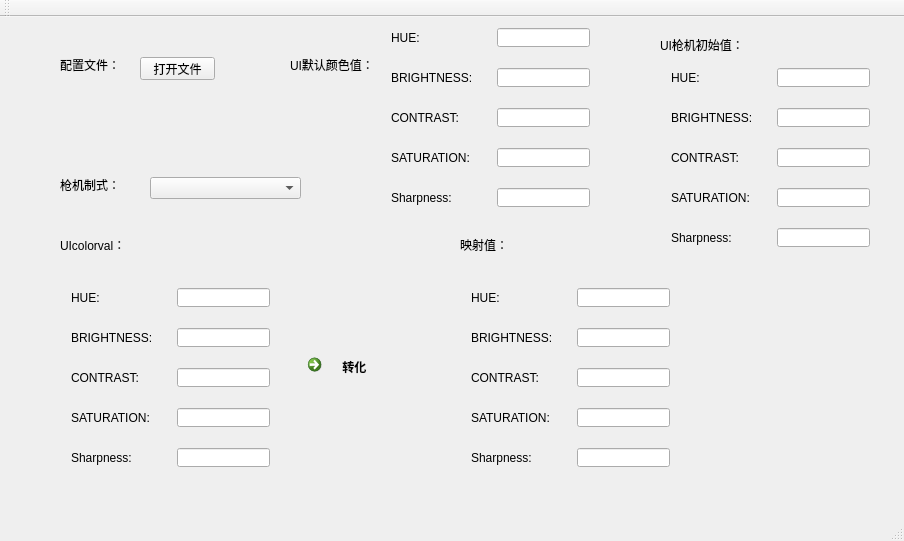
Old version of the form mainwindow.ui in the repository Huangguoju/colorTranslation.
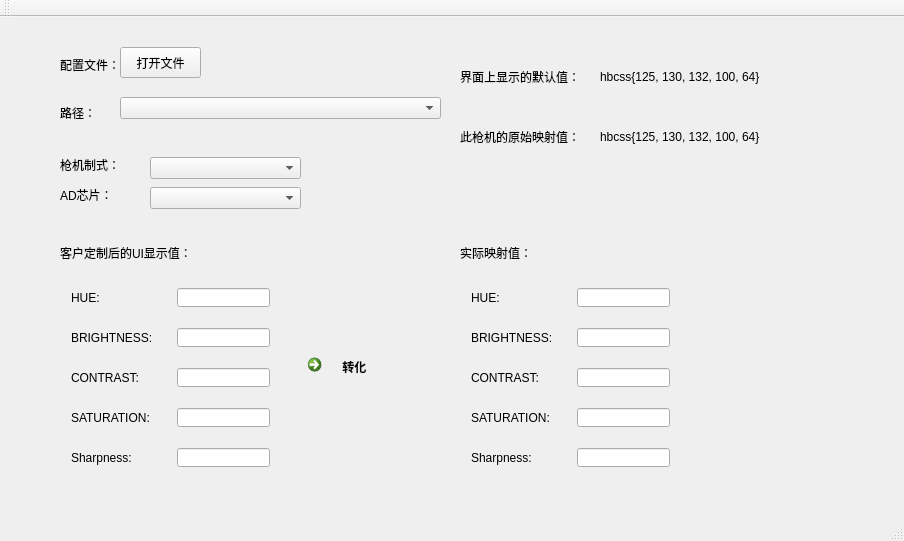
New version of the form.

```diff
--- a/mainwindow.ui
+++ b/mainwindow.ui
@@ -31,7 +31,7 @@
     <property name="geometry">
      <rect>
       <x>60</x>
-      <y>160</y>
+      <y>140</y>
       <width>81</width>
       <height>16</height>
      </rect>
@@ -44,7 +44,7 @@
     <property name="geometry">
      <rect>
       <x>150</x>
-      <y>160</y>
+      <y>140</y>
       <width>151</width>
       <height>22</height>
      </rect>
@@ -55,12 +55,12 @@
      <rect>
       <x>60</x>
       <y>220</y>
-      <width>111</width>
-      <height>16</height>
+      <width>191</width>
+      <height>31</height>
      </rect>
     </property>
     <property name="text">
-     <string>UIcolorval：</string>
+     <string>客户定制后的UI显示值：</string>
     </property>
    </widget>
    <widget class="QWidget" name="horizontalLayoutWidget">
@@ -422,390 +422,122 @@
       <x>460</x>
       <y>220</y>
       <width>111</width>
-      <height>16</height>
+      <height>31</height>
      </rect>
     </property>
     <property name="text">
-     <string>映射值：</string>
+     <string>实际映射值：</string>
     </property>
    </widget>
    <widget class="QPushButton" name="pushButton">
     <property name="geometry">
      <rect>
-      <x>140</x>
-      <y>40</y>
-      <width>75</width>
-      <height>23</height>
+      <x>120</x>
+      <y>30</y>
+      <width>81</width>
+      <height>31</height>
      </rect>
     </property>
     <property name="text">
      <string>打开文件</string>
     </property>
    </widget>
-   <widget class="QWidget" name="horizontalLayoutWidget_11">
+   <widget class="QComboBox" name="directoryComboBox">
     <property name="geometry">
      <rect>
-      <x>380</x>
-      <y>160</y>
-      <width>221</width>
-      <height>41</height>
-     </rect>
-    </property>
-    <layout class="QHBoxLayout" name="horizontalLayout_11">
-     <item>
-      <widget class="QLabel" name="label_15">
-       <property name="sizePolicy">
-        <sizepolicy hsizetype="Fixed" vsizetype="Fixed">
-         <horstretch>0</horstretch>
-         <verstretch>0</verstretch>
-        </sizepolicy>
-       </property>
-       <property name="minimumSize">
-        <size>
-         <width>100</width>
-         <height>20</height>
-        </size>
-       </property>
-       <property name="text">
-        <string>Sharpness:</string>
-       </property>
-      </widget>
-     </item>
-     <item>
-      <widget class="QLineEdit" name="default_line5"/>
-     </item>
-    </layout>
-   </widget>
-   <widget class="QWidget" name="horizontalLayoutWidget_12">
-    <property name="geometry">
-     <rect>
-      <x>380</x>
+      <x>120</x>
       <y>80</y>
-      <width>221</width>
-      <height>41</height>
+      <width>321</width>
+      <height>22</height>
      </rect>
     </property>
-    <layout class="QHBoxLayout" name="horizontalLayout_12">
-     <item>
-      <widget class="QLabel" name="label_16">
-       <property name="sizePolicy">
-        <sizepolicy hsizetype="Fixed" vsizetype="Fixed">
-         <horstretch>0</horstretch>
-         <verstretch>0</verstretch>
-        </sizepolicy>
-       </property>
-       <property name="minimumSize">
-        <size>
-         <width>100</width>
-         <height>20</height>
-        </size>
-       </property>
-       <property name="text">
-        <string>CONTRAST:</string>
-       </property>
-      </widget>
-     </item>
-     <item>
-      <widget class="QLineEdit" name="default_line3"/>
-     </item>
-    </layout>
    </widget>
-   <widget class="QWidget" name="horizontalLayoutWidget_13">
+   <widget class="QLabel" name="ADchipTypeLabel">
     <property name="geometry">
      <rect>
-      <x>380</x>
-      <y>0</y>
-      <width>221</width>
-      <height>41</height>
+      <x>60</x>
+      <y>170</y>
+      <width>81</width>
+      <height>16</height>
      </rect>
     </property>
-    <layout class="QHBoxLayout" name="horizontalLayout_13">
-     <item>
-      <widget class="QLabel" name="label_17">
-       <property name="sizePolicy">
-        <sizepolicy hsizetype="Fixed" vsizetype="Fixed">
-         <horstretch>0</horstretch>
-         <verstretch>0</verstretch>
-        </sizepolicy>
-       </property>
-       <property name="minimumSize">
-        <size>
-         <width>100</width>
-         <height>20</height>
-        </size>
-       </property>
-       <property name="text">
-        <string>HUE:</string>
-       </property>
-      </widget>
-     </item>
-     <item>
-      <widget class="QLineEdit" name="default_line1"/>
-     </item>
-    </layout>
-   </widget>
-   <widget class="QWidget" name="horizontalLayoutWidget_14">
-    <property name="geometry">
-     <rect>
-      <x>380</x>
-      <y>40</y>
-      <width>221</width>
-      <height>41</height>
-     </rect>
+    <property name="text">
+     <string>AD芯片：</string>
     </property>
-    <layout class="QHBoxLayout" name="horizontalLayout_14">
-     <item>
-      <widget class="QLabel" name="label_18">
-       <property name="sizePolicy">
-        <sizepolicy hsizetype="Fixed" vsizetype="Fixed">
-         <horstretch>0</horstretch>
-         <verstretch>0</verstretch>
-        </sizepolicy>
-       </property>
-       <property name="minimumSize">
-        <size>
-         <width>100</width>
-         <height>20</height>
-        </size>
-       </property>
-       <property name="text">
-        <string>BRIGHTNESS:</string>
-       </property>
-      </widget>
-     </item>
-     <item>
-      <widget class="QLineEdit" name="default_line2"/>
-     </item>
-    </layout>
    </widget>
-   <widget class="QWidget" name="horizontalLayoutWidget_15">
+   <widget class="QComboBox" name="ADchipTypeBox">
     <property name="geometry">
      <rect>
-      <x>380</x>
-      <y>120</y>
-      <width>221</width>
-      <height>41</height>
+      <x>150</x>
+      <y>170</y>
+      <width>151</width>
+      <height>22</height>
      </rect>
     </property>
-    <layout class="QHBoxLayout" name="horizontalLayout_15">
-     <item>
-      <widget class="QLabel" name="label_19">
-       <property name="sizePolicy">
-        <sizepolicy hsizetype="Fixed" vsizetype="Fixed">
-         <horstretch>0</horstretch>
-         <verstretch>0</verstretch>
-        </sizepolicy>
-       </property>
-       <property name="minimumSize">
-        <size>
-         <width>100</width>
-         <height>20</height>
-        </size>
-       </property>
-       <property name="text">
-        <string>SATURATION:</string>
-       </property>
-      </widget>
-     </item>
-     <item>
-      <widget class="QLineEdit" name="default_line4"/>
-     </item>
-    </layout>
    </widget>
    <widget class="QLabel" name="label_20">
     <property name="geometry">
      <rect>
-      <x>290</x>
-      <y>40</y>
-      <width>111</width>
-      <height>16</height>
+      <x>460</x>
+      <y>50</y>
+      <width>121</width>
+      <height>20</height>
      </rect>
     </property>
     <property name="text">
-     <string>UI默认颜色值：</string>
+     <string>界面上显示的默认值：</string>
     </property>
    </widget>
-   <widget class="QWidget" name="horizontalLayoutWidget_16">
+   <widget class="QLabel" name="UIDefaultDisplayVal">
     <property name="geometry">
      <rect>
-      <x>660</x>
-      <y>160</y>
-      <width>221</width>
-      <height>41</height>
+      <x>600</x>
+      <y>50</y>
+      <width>231</width>
+      <height>20</height>
      </rect>
     </property>
-    <layout class="QHBoxLayout" name="horizontalLayout_21">
-     <item>
-      <widget class="QLabel" name="label_26">
-       <property name="sizePolicy">
-        <sizepolicy hsizetype="Fixed" vsizetype="Fixed">
-         <horstretch>0</horstretch>
-         <verstretch>0</verstretch>
-        </sizepolicy>
-       </property>
-       <property name="minimumSize">
-        <size>
-         <width>100</width>
-         <height>20</height>
-        </size>
-       </property>
-       <property name="text">
-        <string>SATURATION:</string>
-       </property>
-      </widget>
-     </item>
-     <item>
-      <widget class="QLineEdit" name="CameraColor_line4"/>
-     </item>
-    </layout>
-   </widget>
-   <widget class="QWidget" name="horizontalLayoutWidget_17">
-    <property name="geometry">
-     <rect>
-      <x>660</x>
-      <y>120</y>
-      <width>221</width>
-      <height>41</height>
-     </rect>
+    <property name="text">
+     <string>hbcss{125, 130, 132, 100, 64}</string>
     </property>
-    <layout class="QHBoxLayout" name="horizontalLayout_22">
-     <item>
-      <widget class="QLabel" name="label_27">
-       <property name="sizePolicy">
-        <sizepolicy hsizetype="Fixed" vsizetype="Fixed">
-         <horstretch>0</horstretch>
-         <verstretch>0</verstretch>
-        </sizepolicy>
-       </property>
-       <property name="minimumSize">
-        <size>
-         <width>100</width>
-         <height>20</height>
-        </size>
-       </property>
-       <property name="text">
-        <string>CONTRAST:</string>
-       </property>
-      </widget>
-     </item>
-     <item>
-      <widget class="QLineEdit" name="CameraColor_line3"/>
-     </item>
-    </layout>
    </widget>
-   <widget class="QWidget" name="horizontalLayoutWidget_18">
+   <widget class="QLabel" name="CameraDefaultMapVal">
     <property name="geometry">
      <rect>
-      <x>660</x>
-      <y>80</y>
-      <width>221</width>
-      <height>41</height>
+      <x>600</x>
+      <y>110</y>
+      <width>231</width>
+      <height>20</height>
      </rect>
     </property>
-    <layout class="QHBoxLayout" name="horizontalLayout_23">
-     <item>
-      <widget class="QLabel" name="label_28">
-       <property name="sizePolicy">
-        <sizepolicy hsizetype="Fixed" vsizetype="Fixed">
-         <horstretch>0</horstretch>
-         <verstretch>0</verstretch>
-        </sizepolicy>
-       </property>
-       <property name="minimumSize">
-        <size>
-         <width>100</width>
-         <height>20</height>
-        </size>
-       </property>
-       <property name="text">
-        <string>BRIGHTNESS:</string>
-       </property>
-      </widget>
-     </item>
-     <item>
-      <widget class="QLineEdit" name="CameraColor_line2"/>
-     </item>
-    </layout>
-   </widget>
-   <widget class="QWidget" name="horizontalLayoutWidget_19">
-    <property name="geometry">
-     <rect>
-      <x>660</x>
-      <y>40</y>
-      <width>221</width>
-      <height>41</height>
-     </rect>
+    <property name="text">
+     <string>hbcss{125, 130, 132, 100, 64}</string>
     </property>
-    <layout class="QHBoxLayout" name="horizontalLayout_24">
-     <item>
-      <widget class="QLabel" name="label_29">
-       <property name="sizePolicy">
-        <sizepolicy hsizetype="Fixed" vsizetype="Fixed">
-         <horstretch>0</horstretch>
-         <verstretch>0</verstretch>
-        </sizepolicy>
-       </property>
-       <property name="minimumSize">
-        <size>
-         <width>100</width>
-         <height>20</height>
-        </size>
-       </property>
-       <property name="text">
-        <string>HUE:</string>
-       </property>
-      </widget>
-     </item>
-     <item>
-      <widget class="QLineEdit" name="CameraColor_line1"/>
-     </item>
-    </layout>
    </widget>
-   <widget class="QWidget" name="horizontalLayoutWidget_20">
+   <widget class="QLabel" name="CameraDefaultMapLabel">
     <property name="geometry">
      <rect>
-      <x>660</x>
-      <y>200</y>
-      <width>221</width>
-      <height>41</height>
+      <x>460</x>
+      <y>110</y>
+      <width>121</width>
+      <height>20</height>
      </rect>
     </property>
-    <layout class="QHBoxLayout" name="horizontalLayout_25">
-     <item>
-      <widget class="QLabel" name="label_30">
-       <property name="sizePolicy">
-        <sizepolicy hsizetype="Fixed" vsizetype="Fixed">
-         <horstretch>0</horstretch>
-         <verstretch>0</verstretch>
-        </sizepolicy>
-       </property>
-       <property name="minimumSize">
-        <size>
-         <width>100</width>
-         <height>20</height>
-        </size>
-       </property>
-       <property name="text">
-        <string>Sharpness:</string>
-       </property>
-      </widget>
-     </item>
-     <item>
-      <widget class="QLineEdit" name="CameraColor_line5"/>
-     </item>
-    </layout>
+    <property name="text">
+     <string>此枪机的原始映射值：</string>
+    </property>
    </widget>
    <widget class="QLabel" name="label_31">
     <property name="geometry">
      <rect>
-      <x>660</x>
-      <y>20</y>
-      <width>111</width>
-      <height>16</height>
+      <x>60</x>
+      <y>80</y>
+      <width>41</width>
+      <height>31</height>
      </rect>
     </property>
     <property name="text">
-     <string>UI枪机初始值：</string>
+     <string>路径：</string>
     </property>
    </widget>
   </widget>
```
Left out of the diff: 36 changed lines with no effect on the pictures.
